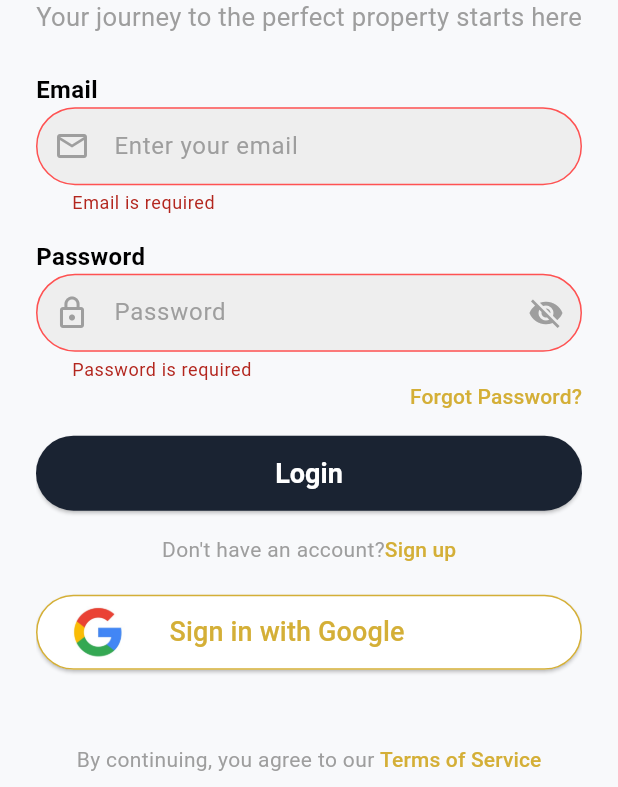
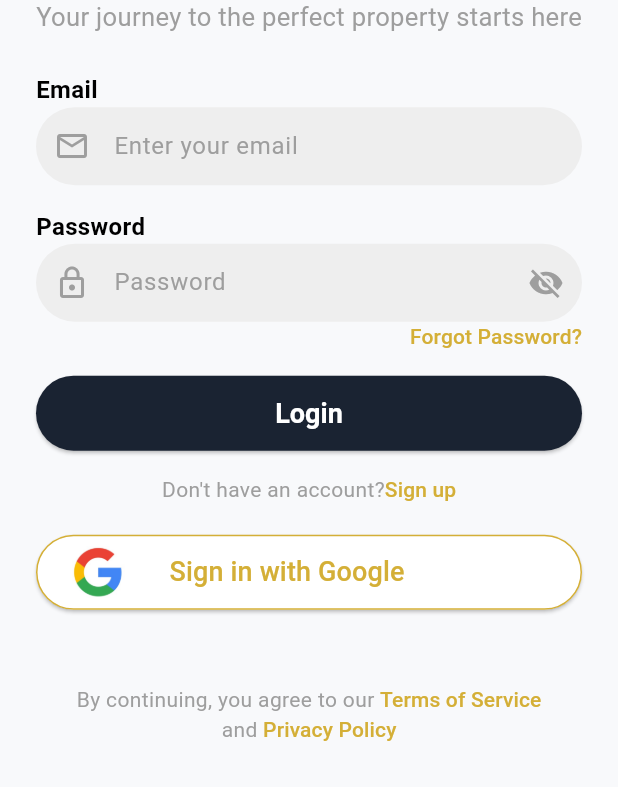
Before and after one commit to nourayman242/Movin, a Flutter app: the LoginScreen screen opened by its route, after a tap on "Login", on a phone screen of 412 x 824 dp, the part 449-1236 px from its top. Run offline on Flutter 3.47's test engine with Material 3 defaults, Android fonts, the phone set to English and light mode, and no system bars; our stand-ins replace dio, get_it, injectable, retrofit, shared_preferences; accounts and stored records are empty; generated files the repository leaves out were written again.

```diff
--- a/lib/presentation/login/screens/login_screen.dart
+++ b/lib/presentation/login/screens/login_screen.dart
@@ -97,40 +97,40 @@
                 ElevatedButton(
                   style: AppButtons.primary,
                   onPressed: () async {
-                    if (_formKey.currentState!.validate()) {
-                      final email = userValue.text.trim();
-                      final password = passValue.text.trim();
+                    // if (_formKey.currentState!.validate()) {
+                    //   final email = userValue.text.trim();
+                    //   final password = passValue.text.trim();
 
-                      final entity = LoginEntity(
-                        email: email,
-                        password: password,
-                      );
+                    //   final entity = LoginEntity(
+                    //     email: email,
+                    //     password: password,
+                    //   );
 
-                      try {
-                        final response = await repo.loginUser(entity);
+                    //   try {
+                    //     final response = await repo.loginUser(entity);
 
-                        await SharedHelper.saveToken(response.token);
-                        await SharedHelper.setLoggedIn(true);
+                    //     await SharedHelper.saveToken(response.token);
+                    //     await SharedHelper.setLoggedIn(true);
 
-                        if (!context.mounted) return;
+                    //     if (!context.mounted) return;
 
-                        Navigator.pushReplacementNamed(context, '/role').then((
-                          _,
-                        ) {
-                          userValue.clear();
-                          passValue.clear();
-                        });
-                      } catch (e) {
-                        if (!context.mounted) return;
+                    //     Navigator.pushReplacementNamed(context, '/role').then((
+                    //       _,
+                    //     ) {
+                    //       userValue.clear();
+                    //       passValue.clear();
+                    //     });
+                    //   } catch (e) {
+                    //     if (!context.mounted) return;
 
-                        ScaffoldMessenger.of(context).showSnackBar(
-                          SnackBar(
+                    //     ScaffoldMessenger.of(context).showSnackBar(
+                    //       SnackBar(
 
-                            content: Text(e.toString()),
-                          ),
-                        );
-                      }
-                    }
+                    //         content: Text(e.toString()),
+                    //       ),
+                    //     );
+                    //   }
+                    // }
                   },
                   child: const Text(
                     'Login',
```
